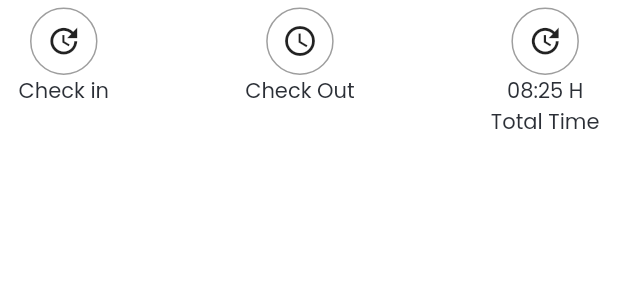
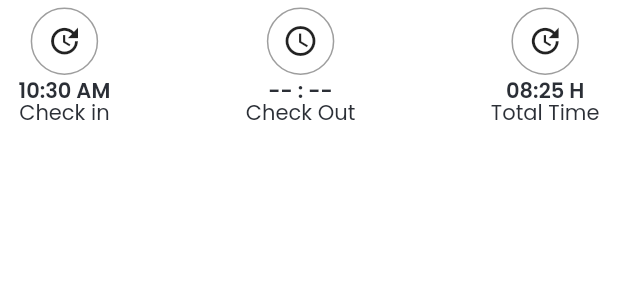
Before and after one commit to mobarak25/work-dairy, a Flutter app: the CheckOutBottomBar widget shown alone on an empty page, opened directly, on a phone screen of 412 x 824 dp. Shown: the top 300 px of the screen. Run offline on Flutter 3.47's test engine with Material 2 defaults, Android fonts, the phone set to English and light mode, and no system bars; our stand-ins replace flutter_svg, get; missing offline and left inert: slide_digital_clock.

Commit message:
checkout

```diff
--- a/lib/bottom_bar/check_out_bottom_bar.dart
+++ b/lib/bottom_bar/check_out_bottom_bar.dart
@@ -1,6 +1,7 @@
 import 'package:flutter/material.dart';
 import 'package:get/get.dart';
 import 'package:workdiaryapp/components/circle_btn.dart';
+import 'package:workdiaryapp/screens/check_in/check_in.dart';
 
 class CheckOutBottomBar extends StatelessWidget {
   const CheckOutBottomBar({
@@ -20,12 +21,20 @@ class CheckOutBottomBar extends StatelessWidget {
         crossAxisAlignment: CrossAxisAlignment.end,
         children: [
           CircleBtn(
-            press: () {},
+            press: () {
+              Get.to(
+                const CheckInScreen(),
+              );
+            },
+            title: "10:30 AM",
+            isTitle: true,
             subTitle: "Check in",
             icon: Icons.update,
           ),
           CircleBtn(
             press: () {},
+            title: "-- : --",
+            isTitle: true,
             subTitle: "Check Out",
             icon: Icons.schedule,
           ),
--- a/lib/components/circle_btn.dart
+++ b/lib/components/circle_btn.dart
@@ -1,14 +1,14 @@
 import 'package:flutter/material.dart';
 
 class CircleBtn extends StatelessWidget {
-  final VoidCallback press;
+  final VoidCallback? press;
   final IconData icon;
   final String title, subTitle;
   final bool isTitle;
 
   const CircleBtn({
     Key? key,
-    required this.press,
+    this.press,
     required this.icon,
     this.title = "-- : --",
     required this.subTitle,
@@ -24,6 +24,7 @@ class CircleBtn extends StatelessWidget {
           Container(
             width: 45, //Get.width * .3,
             height: 45,
+            margin: const EdgeInsets.only(bottom: 5),
             decoration: BoxDecoration(
               shape: BoxShape.circle,
               border: Border.all(color: Colors.grey),
@@ -34,12 +35,15 @@ class CircleBtn extends StatelessWidget {
             Text(
               title,
               style: const TextStyle(
+                height: 1,
                 fontSize: 14,
+                fontWeight: FontWeight.w600,
               ),
             ),
           Text(
             subTitle,
             style: const TextStyle(
+              height: 1.1,
               fontSize: 14,
             ),
           ),
```
